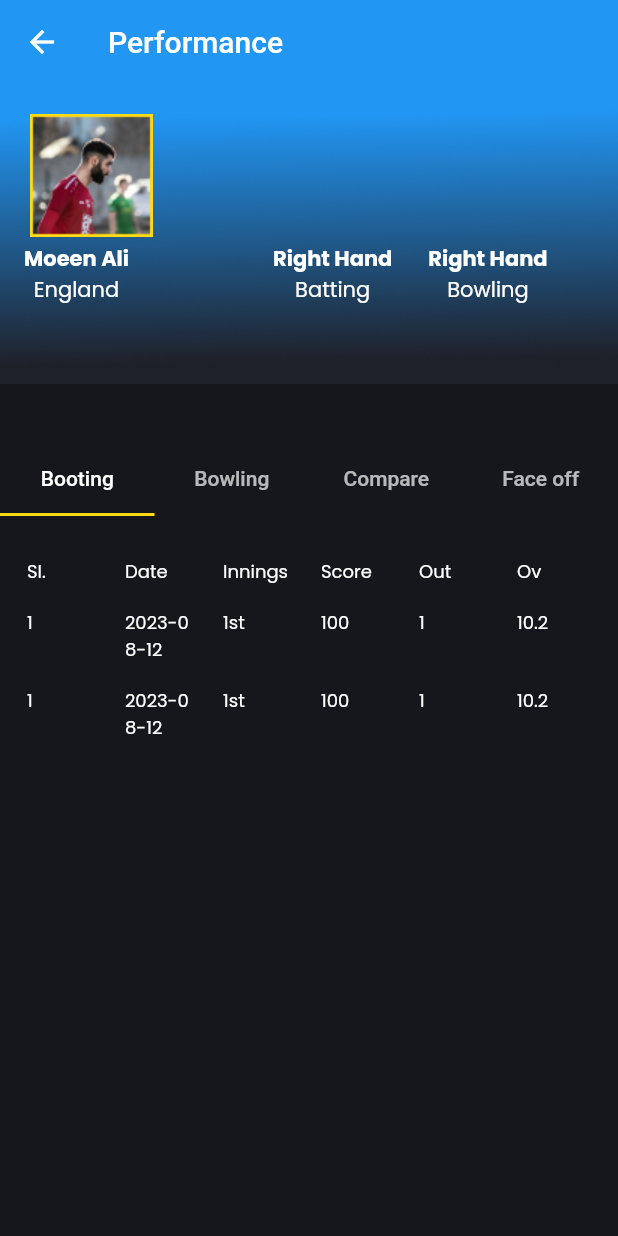
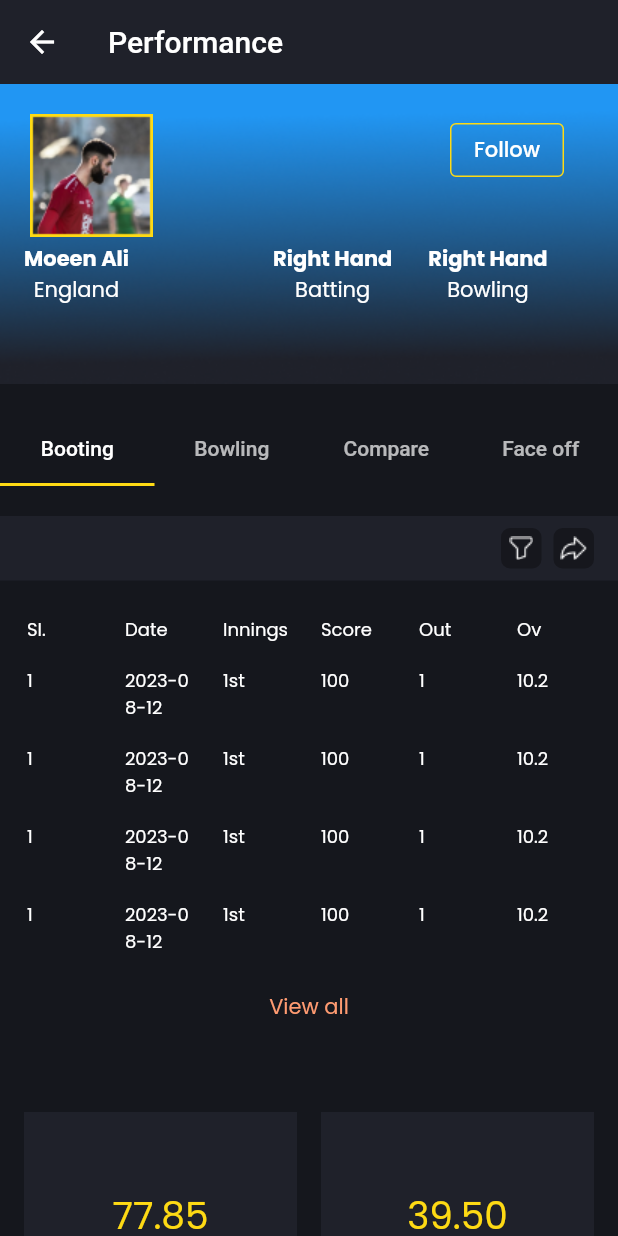
Before and after one commit to nmustakim/intern-assesment, a Flutter app: the screen it shows after launch, after a tap on "Done", on a phone screen of 412 x 824 dp. Run offline on Flutter 3.47's test engine with Material 2 defaults, Android fonts, the phone set to English and light mode, and no system bars; our stand-ins replace google_fonts.

Commit message:
performancescreen

```diff
--- a/lib/screens/performance_screen.dart
+++ b/lib/screens/performance_screen.dart
@@ -27,17 +27,18 @@ class PerformanceScreenState extends State<PerformanceScreen>
   @override
   Widget build(BuildContext context) {
     return Scaffold(
-      backgroundColor: Color(0xFF15171D),
+      backgroundColor: const Color(0xFF15171D),
       appBar: AppBar(
+        backgroundColor: const Color(0xFF1F212A),
         elevation: 0,
-        title: Text('Performance'),
+        title: const Text('Performance'),
       ),
       body: SingleChildScrollView(
         child: Column(
           crossAxisAlignment: CrossAxisAlignment.start,
           children: [
             Stack(
-              alignment: Alignment.centerLeft,
+
               children: [
                 Container(
                   height: 200,
@@ -48,51 +49,98 @@ class PerformanceScreenState extends State<PerformanceScreen>
                     fit: BoxFit.cover,
                   ),
                 ),
+
                 Positioned(
                   top: 20,
                   left: 20,
                   child: Image.asset(
                     'assets/images/pro_pic.png',
-
                   ),
                 ),
                 Positioned(
+                  top: 20,
+                 left: 300,
+                  child:     OutlinedButton(onPressed: (){}, style:OutlinedButton.styleFrom(side: const BorderSide(color: Color(0xFFFEDA14))),child: Text('Follow',style: GoogleFonts.poppins(color: Colors.white),)),
+
+
+                ),
+                  Positioned(
                   top: 106,
                   left: 16,
                   child: Row(
                     mainAxisAlignment: MainAxisAlignment.spaceEvenly,
                     children: [
-                    Column(children: [
-                      Text('Moeen Ali',style: GoogleFonts.poppins(fontWeight: FontWeight.w700,color: Colors.white),),Text('England',style: GoogleFonts.poppins(color: Colors.white),)
-                    ],),
-                    SizedBox(width: 96,),
-                    Column(children: [
-                      Text('Right Hand',style: GoogleFonts.poppins(fontWeight: FontWeight.w700,color: Colors.white),),Text('Batting',style: GoogleFonts.poppins(color: Colors.white),)
-                    ],),
-                    SizedBox(width: 24,),
-                    Column(children: [
-                      Text('Right Hand',style: GoogleFonts.poppins(fontWeight: FontWeight.w700,color: Colors.white),),Text('Bowling',style: GoogleFonts.poppins(color: Colors.white),)
-                    ],)
-                  ],),
+                      Column(
+                        children: [
+                          Text(
+                            'Moeen Ali',
+                            style: GoogleFonts.poppins(
+                                fontWeight: FontWeight.w700,
+                                color: Colors.white),
+                          ),
+                          Text(
+                            'England',
+                            style: GoogleFonts.poppins(color: Colors.white),
+                          )
+                        ],
+                      ),
+                      const SizedBox(
+                        width: 96,
+                      ),
+                      Column(
+                        children: [
+                          Text(
+                            'Right Hand',
+                            style: GoogleFonts.poppins(
+                                fontWeight: FontWeight.w700,
+                                color: Colors.white),
+                          ),
+                          Text(
+                            'Batting',
+                            style: GoogleFonts.poppins(color: Colors.white),
+                          )
+                        ],
+                      ),
+                      const SizedBox(
+                        width: 24,
+                      ),
+                      Column(
+                        children: [
+                          Text(
+                            'Right Hand',
+                            style: GoogleFonts.poppins(
+                                fontWeight: FontWeight.w700,
+                                color: Colors.white),
+                          ),
+                          Text(
+                            'Bowling',
+                            style: GoogleFonts.poppins(color: Colors.white),
+                          )
+                        ],
+                      )
+                    ],
+                  ),
                 )
               ],
             ),
-            SizedBox(height: 20),
 
-            SizedBox(height: 20),
+            const SizedBox(height: 20),
             TabBar(
-              indicatorColor: Color(0xFFFEDA14),
+              indicatorColor: const Color(0xFFFEDA14),
               controller: _tabController,
-              tabs: [
+              tabs: const [
                 Tab(text: 'Booting'),
                 Tab(text: 'Bowling'),
                 Tab(text: 'Compare'),
                 Tab(text: 'Face off'),
               ],
             ),
-            SizedBox(height: 20),
+            const SizedBox(height: 20),
+            Container(height: 43,color: const Color(0xFF1F212A),child: Row(
+              mainAxisAlignment: MainAxisAlignment.end,
+              children: [Container(width:27,height:27,decoration:BoxDecoration(color:const Color(0xFF16171D),borderRadius: BorderRadius.circular(6)),child: Image.asset('assets/images/Union.png')),const SizedBox(width: 8),Container(width:27,height:27,decoration:BoxDecoration(color:const Color(0xFF16171D),borderRadius: BorderRadius.circular(6)),child: Image.asset('assets/images/Vector.png')),const SizedBox(width: 16,)],),),
             Container(
-              margin: EdgeInsets.symmetric(horizontal: 10),
+              margin: const EdgeInsets.symmetric(horizontal: 10, vertical: 16),
               child: Table(
                 border: TableBorder.all(color: Colors.transparent),
                 children: [
@@ -126,9 +174,54 @@ class PerformanceScreenState extends State<PerformanceScreen>
                       buildTableCell('10.2'),
                     ],
                   ),
+                  TableRow(
+                    children: [
+                      buildTableCell('1'),
+                      buildTableCell('2023-08-12'),
+                      buildTableCell('1st'),
+                      buildTableCell('100'),
+                      buildTableCell('1'),
+                      buildTableCell('10.2'),
+                    ],
+                  ),
+                  TableRow(
+                    children: [
+                      buildTableCell('1'),
+                      buildTableCell('2023-08-12'),
+                      buildTableCell('1st'),
+                      buildTableCell('100'),
+                      buildTableCell('1'),
+                      buildTableCell('10.2'),
+                    ],
+                  ),
                 ],
               ),
             ),
+            Center(
+                child: Text(
+              'View all',
+              style: GoogleFonts.poppins(color: const Color(0xFFFF9B71)),
+            )),
+            const SizedBox(height: 43),
+            Padding(
+              padding: const EdgeInsets.all(16.0),
+              child: SizedBox(
+                height: 180,
+                child: GridView(
+                  physics: NeverScrollableScrollPhysics(),
+                  gridDelegate: const SliverGridDelegateWithFixedCrossAxisCount(
+                      crossAxisCount: 2,
+                      crossAxisSpacing: 16,
+                      mainAxisSpacing: 16),
+                  children: [
+                    buildContainer('77.85', 'Strike Rate', 'Last 5 innings'),
+                    buildContainer('39.50', 'Avg', 'Last 5 innings'),
+                    buildContainer('18', '4s', 'Last 5 innings'),
+                    buildContainer('12', '6s', 'Last 5 innings'),
+                  ],
+                ),
+              ),
+            )
           ],
         ),
       ),
@@ -136,7 +229,34 @@ class PerformanceScreenState extends State<PerformanceScreen>
   }
 
   Widget buildContainer(String text1, String text2, String text3) {
-    return Container(height: 100, width: 100, color: Colors.grey);
+    return Container(
+      height: 134,
+      width: 183,
+      color: const Color(0xFF1F212A),
+      child: Center(
+        child: Column(
+          mainAxisAlignment: MainAxisAlignment.center,
+          children: [
+            Text(
+              text1,
+              style: GoogleFonts.poppins(
+                  fontSize: 25,
+                  color: const Color(
+                    0xFFFEDA14,
+                  )),
+            ),
+            Text(
+              text2,
+              style: GoogleFonts.poppins(color: Colors.white),
+            ),
+            Text(
+              text3,
+              style: GoogleFonts.poppins(color: Colors.white),
+            )
+          ],
+        ),
+      ),
+    );
   }
 
   Widget buildTableCell(String text) {
@@ -144,7 +264,8 @@ class PerformanceScreenState extends State<PerformanceScreen>
       padding: const EdgeInsets.all(8),
       child: Text(
         text,
-        style:GoogleFonts.poppins(color: Colors.white,fontSize: 12,fontWeight: FontWeight.w400),
+        style: GoogleFonts.poppins(
+            color: Colors.white, fontSize: 12, fontWeight: FontWeight.w400),
       ),
     );
   }
--- a/lib/screens/powerplay_screen.dart
+++ b/lib/screens/powerplay_screen.dart
@@ -18,18 +18,22 @@ class _PowerPlayScreenState extends State<PowerPlayScreen> {
     return Scaffold(
       floatingActionButtonLocation: FloatingActionButtonLocation.centerFloat,
       floatingActionButton: Row(
+        mainAxisAlignment: MainAxisAlignment.center,
         children: [
           Expanded(
+            child: Container(
+              margin: const EdgeInsets.symmetric(horizontal: 16),
               child: ElevatedButton(
                   onPressed: () {
-                  Navigator.push(context, MaterialPageRoute(builder: (context)=>PerformanceScreen()));
+                    Navigator.push(context, MaterialPageRoute(builder: (context)=>const PerformanceScreen()));
                   },
                   style: ElevatedButton.styleFrom(
-                    backgroundColor: Color(0xFFFEDA14)),
+                      backgroundColor: const Color(0xFFFEDA14)),
                   child: Text(
                     'Done',
                     style: GoogleFonts.poppins(color: Colors.black),
                   )),
+            ),
           ),
         ],
       ),
@@ -40,49 +44,49 @@ class _PowerPlayScreenState extends State<PowerPlayScreen> {
         ),
         toolbarHeight: 64,
         leading: Container(
-          margin: EdgeInsets.all(16),
+          margin: const EdgeInsets.all(16),
           height: 32,
           width: 32,
           decoration: BoxDecoration(
-              borderRadius: BorderRadius.circular(6), color: Color(0xFF16171D)),
-          child: Icon(Icons.navigate_before),
+              borderRadius: BorderRadius.circular(6), color: const Color(0xFF16171D)),
+          child: const Icon(Icons.navigate_before),
         ),
         foregroundColor: Colors.white,
-        backgroundColor: Color(0xFF1F212A),
+        backgroundColor: const Color(0xFF1F212A),
       ),
-      backgroundColor: Color(0xFF16171D),
+      backgroundColor: const Color(0xFF16171D),
       body: SingleChildScrollView(
         child: Padding(
-          padding: EdgeInsets.all(16.0),
+          padding: const EdgeInsets.all(16.0),
           child: Column(
             crossAxisAlignment: CrossAxisAlignment.start,
             children: [
-              SizedBox(
+              const SizedBox(
                 height: 30,
               ),
               Text(
                 'Power Play 1',
                 style: GoogleFonts.poppins(fontSize: 15, color: Colors.white),
               ),
-              Center(child: PowerPlaySection()),
-              SizedBox(
-                height: 25,
+              const Center(child: PowerPlaySection()),
+              const SizedBox(
+                height: 20,
               ),
               Text(
                 'Power Play 2',
                 style: GoogleFonts.poppins(fontSize: 15, color: Colors.white),
               ),
-              Center(child: PowerPlaySection()),
-              SizedBox(
-                height: 25,
+              const Center(child: PowerPlaySection()),
+              const SizedBox(
+                height: 20,
               ),
               Text(
                 'Power Play 3',
                 style: GoogleFonts.poppins(fontSize: 15, color: Colors.white),
               ),
-              Center(child: PowerPlaySection()),
-              SizedBox(
-                height: 42,
+              const Center(child: PowerPlaySection()),
+              const SizedBox(
+                height: 25,
               ),
               Text(
                 '*Batting power play over can be selected lated during scoring from the settings',
@@ -92,7 +96,7 @@ class _PowerPlayScreenState extends State<PowerPlayScreen> {
                   color: Colors.white,
                 ),
               ),
-              SizedBox(
+              const SizedBox(
                 height: 24,
               ),
             ],
@@ -135,14 +139,14 @@ class PowerPlaySectionState extends State<PowerPlaySection> {
               }
             },
             child: Container(
-              margin: EdgeInsets.all(5),
+              margin: const EdgeInsets.all(5),
               width: 40,
               height: 40,
               decoration: BoxDecoration(
-                border: Border.all(width: 1,color: isSelected? Color(0xFFFEDA14):Colors.black),
+                border: Border.all(width: 1,color: isSelected? const Color(0xFFFEDA14):Colors.black),
 
                 borderRadius: BorderRadius.circular(2),
-                color:Color(0xFF16171D),
+                color:const Color(0xFF16171D),
               ),
               child: Center(
                 child: Text(
```
Lines whose indentation alone changed are shown as unchanged.
